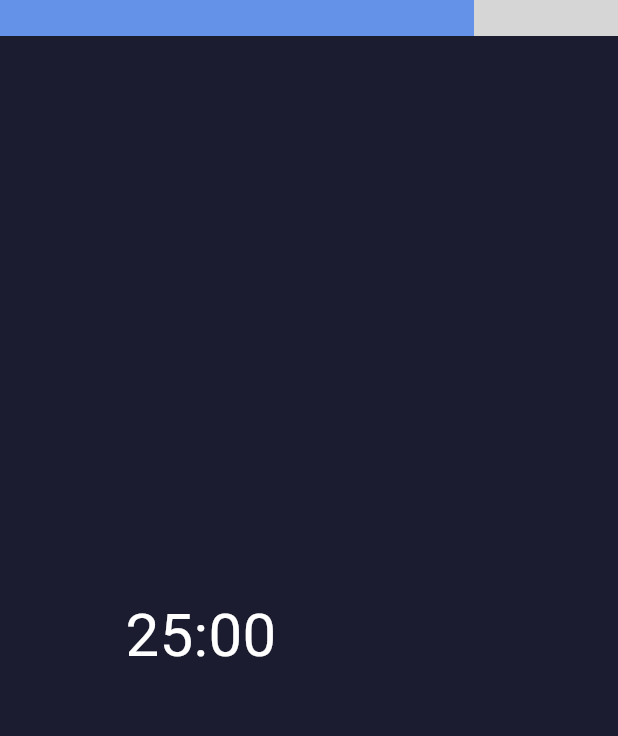
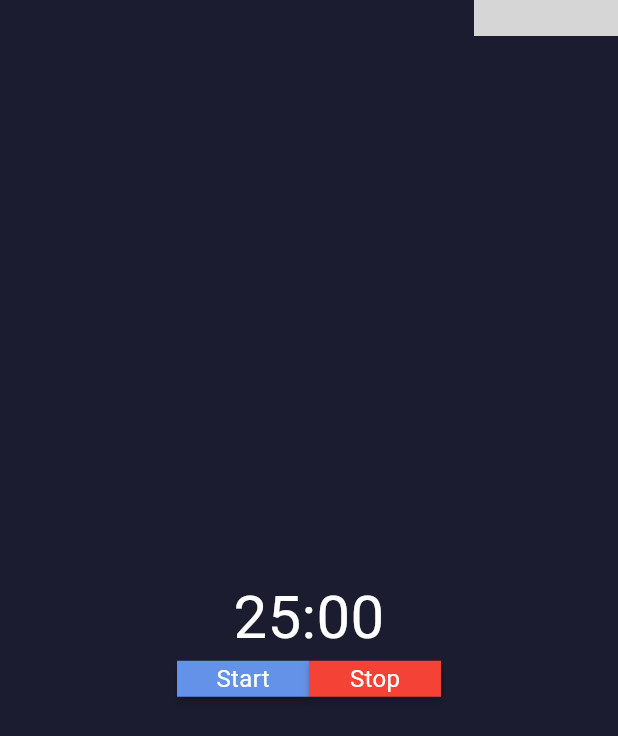
Before and after one commit to 337ubaid/TimerPomodoro, a Flutter app: the screen it shows after launch, on a phone screen of 412 x 824 dp. Shown: the top 736 px of the screen. Run offline on Flutter 3.47's test engine with Material 3 defaults, Android fonts, the phone set to English and light mode, and no system bars; missing offline and left inert: bitsdojo_window; Roboto replaces fonts that are missing (Poppins); grey boxes are pictures that could not be loaded.

Commit message:
add button start stop

```diff
--- a/lib/main.dart
+++ b/lib/main.dart
@@ -9,7 +9,7 @@ void main() async {
   runApp(const MyApp());
   doWhenWindowReady(() {
     final win = appWindow;
-    final initialSize = Size(268, 80);
+    final initialSize = Size(268, 104);
     win.minSize = initialSize;
     win.size = initialSize;
     win.alignment = Alignment.topLeft;
--- a/lib/screens/timer_screen.dart
+++ b/lib/screens/timer_screen.dart
@@ -16,6 +16,10 @@ class TimerScreen extends StatefulWidget {
 }
 
 class _TimerScreenState extends State<TimerScreen> {
+  int time = 25;
+  int breakTime = 5;
+  Timer? timer;
+  int counter = 0;
   @override
   Widget build(BuildContext context) {
     return Scaffold(
@@ -35,15 +39,20 @@ class _TimerScreenState extends State<TimerScreen> {
               ),
             ],
             // elevation: 0.0,
-            backgroundColor: AppColor.secondaryColor,
+            backgroundColor: AppColor.primaryColor,
           ),
         ),
       ),
       body: Column(
         mainAxisAlignment: MainAxisAlignment.center,
+        // crossAxisAlignment: CrossAxisAlignment.center,
         children: [
+          //make center for entire items
           Container(
-            width: 268,
+            child: Row(
+              mainAxisAlignment: MainAxisAlignment.center,
+              crossAxisAlignment: CrossAxisAlignment.center,
+            ),
           ),
           Text(
             "25:00",
@@ -54,6 +63,37 @@ class _TimerScreenState extends State<TimerScreen> {
             ),
             textAlign: TextAlign.center,
           ),
+          SizedBox(
+            height: 24,
+            child: Row(
+              mainAxisAlignment: MainAxisAlignment.center,
+              crossAxisAlignment: CrossAxisAlignment.center,
+              children: [
+                RawMaterialButton(
+                  fillColor: AppColor.secondaryColor,
+                  onPressed: () {},
+                  child: Text(
+                    "Start",
+                    style: TextStyle(
+                      color: Colors.white,
+                      fontSize: 16,
+                    ),
+                  ),
+                ),
+                RawMaterialButton(
+                  onPressed: () {},
+                  fillColor: Colors.red,
+                  child: Text(
+                    "Stop",
+                    style: TextStyle(
+                      color: Colors.white,
+                      fontSize: 16,
+                    ),
+                  ),
+                ),
+              ],
+            ),
+          ),
         ],
       ),
     );
```
